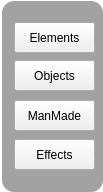
The window that PropType.ui (lznt/p2Scripts) describes before a commit, drawn with Qt 5.
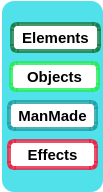
The same window after the commit.

Commit message: chage the GUI color and modify the MainMenu.js

The edit to the form file:
```diff
--- a/PropType.ui
+++ b/PropType.ui
@@ -21,8 +21,57 @@
   </property>
   <property name="styleSheet">
    <string notr="true">QWidget#PropTypesMenu { background-color: transparent; }
-QFrame#frame { background-color: rgba(136, 136, 136, 200); border-radius: 12px;}
-</string>
+QFrame#frame { background-color: rgba(33, 217, 229, 200);
+ border-radius: 12px;}
+QPushButton#EffectBtn{
+color:black;
+background-color: white;
+ border-width: 4px;
+ border-color: rgba(237,29,63,200);
+ border-style: solid;
+ border-radius: 7;
+ padding: 3px;
+ font-size: 15px;
+font:bold;
+ padding-left: 5px;
+ padding-right: 5px;
+ }
+
+QPushButton#ElementBtn
+{color:black;
+background-color: white;
+ border-width: 4px;
+ border-color: rgba(21,122,69,200);
+ border-style: solid;
+ border-radius: 7;
+ padding: 3px;
+ font-size: 15px;
+font:bold;
+ padding-left: 5px;
+ padding-right: 5px;
+}
+QPushButton#ManMadeBtn{color:black;
+background-color: white;
+ border-width: 4px;
+ border-color: rgba(29,158,166,200);
+ border-style: solid;
+ border-radius: 7;
+ padding: 3px;
+ font-size: 15px;
+font:bold;
+ padding-left: 5px;
+ padding-right: 5px;}
+QPushButton#ObjectBtn{color:black;
+background-color: white;
+ border-width: 4px;
+ border-color: rgba(36,233,87,200);
+ border-style: solid;
+ border-radius: 7;
+ padding: 3px;
+ font-size: 15px;
+font:bold;
+ padding-left: 5px;
+ padding-right: 5px;}</string>
   </property>
   <widget class="QFrame" name="frame">
    <property name="geometry">
@@ -42,9 +91,9 @@
    <widget class="QPushButton" name="ManMadeBtn">
     <property name="geometry">
      <rect>
-      <x>12</x>
+      <x>5</x>
       <y>99</y>
-      <width>81</width>
+      <width>91</width>
       <height>31</height>
      </rect>
     </property>
@@ -58,9 +107,9 @@
    <widget class="QPushButton" name="ObjectBtn">
     <property name="geometry">
      <rect>
-      <x>12</x>
-      <y>59</y>
-      <width>81</width>
+      <x>7</x>
+      <y>60</y>
+      <width>91</width>
       <height>31</height>
      </rect>
     </property>
@@ -74,9 +123,9 @@
    <widget class="QPushButton" name="ElementBtn">
     <property name="geometry">
      <rect>
-      <x>12</x>
+      <x>8</x>
       <y>21</y>
-      <width>81</width>
+      <width>91</width>
       <height>31</height>
      </rect>
     </property>
@@ -93,9 +142,9 @@
    <widget class="QPushButton" name="EffectBtn">
     <property name="geometry">
      <rect>
-      <x>12</x>
+      <x>5</x>
       <y>138</y>
-      <width>81</width>
+      <width>91</width>
       <height>31</height>
      </rect>
     </property>
```
The commit also changes 11 other files.
